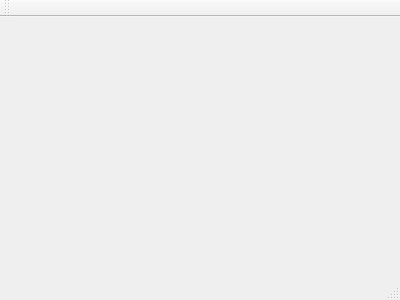
The window that RemoteMouse_Server/mainwindow.ui (alanbrady/RemoteMouse) describes before a commit, drawn with Qt 5.
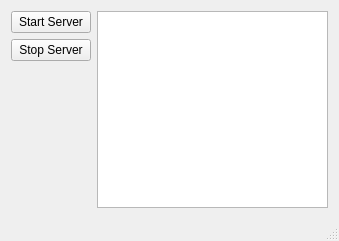
The same window after the commit.

Patch:
```diff
--- a/RemoteMouse_Server/mainwindow.ui
+++ b/RemoteMouse_Server/mainwindow.ui
@@ -1,24 +1,68 @@
 <ui version="4.0">
  <class>MainWindow</class>
- <widget class="QMainWindow" name="MainWindow" >
-  <property name="geometry" >
+ <widget class="QMainWindow" name="MainWindow">
+  <property name="geometry">
    <rect>
     <x>0</x>
     <y>0</y>
-    <width>400</width>
-    <height>300</height>
+    <width>339</width>
+    <height>241</height>
    </rect>
   </property>
   <property name="windowTitle" >
    <string>MainWindow</string>
   </property>
-  <widget class="QMenuBar" name="menuBar" />
-  <widget class="QToolBar" name="mainToolBar" />
-  <widget class="QWidget" name="centralWidget" />
-  <widget class="QStatusBar" name="statusBar" />
+  <widget class="QWidget" name="centralWidget">
+   <property name="sizePolicy">
+    <sizepolicy hsizetype="Maximum" vsizetype="Maximum">
+     <horstretch>0</horstretch>
+     <verstretch>0</verstretch>
+    </sizepolicy>
+   </property>
+   <layout class="QHBoxLayout" name="horizontalLayout_2">
+    <item>
+     <layout class="QVBoxLayout" name="verticalLayout">
+      <item>
+       <widget class="QPushButton" name="button_start">
+        <property name="text">
+         <string>Start Server</string>
+        </property>
+       </widget>
+      </item>
+      <item>
+       <widget class="QPushButton" name="button_stop">
+        <property name="text">
+         <string>Stop Server</string>
+        </property>
+       </widget>
+      </item>
+      <item>
+       <spacer name="verticalSpacer">
+        <property name="orientation">
+         <enum>Qt::Vertical</enum>
+        </property>
+        <property name="sizeHint" stdset="0">
+         <size>
+          <width>20</width>
+          <height>40</height>
+         </size>
+        </property>
+       </spacer>
+      </item>
+     </layout>
+    </item>
+    <item>
+     <widget class="QTableView" name="table_clients">
+      <property name="cornerButtonEnabled">
+       <bool>false</bool>
+      </property>
+     </widget>
+    </item>
+   </layout>
+  </widget>
+  <widget class="QStatusBar" name="statusBar"/>
  </widget>
- <layoutDefault spacing="6" margin="11" />
- <pixmapfunction></pixmapfunction>
+ <layoutdefault spacing="6" margin="11"/>
  <resources/>
  <connections/>
 </ui>
```
Left out of the diff: 5 changed lines with no effect on the pictures.
